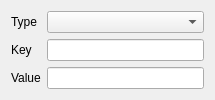
Before: the Qt Designer form apps/opencs/view/filter/filtereditor.ui in zinnschlag/openmw, drawn with Qt 5.
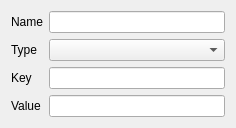
After: the same form once the commit is applied.

Commit message: use model for filter edit

Patch:
```diff
--- a/apps/opencs/view/filter/filtereditor.ui
+++ b/apps/opencs/view/filter/filtereditor.ui
@@ -6,8 +6,8 @@
    <rect>
     <x>0</x>
     <y>0</y>
-    <width>215</width>
-    <height>95</height>
+    <width>236</width>
+    <height>125</height>
    </rect>
   </property>
   <property name="sizePolicy">
@@ -17,35 +17,45 @@
    </sizepolicy>
   </property>
   <layout class="QGridLayout" name="gridLayout">
-   <item row="0" column="1">
+   <item row="1" column="1">
     <widget class="QComboBox" name="typeCombo"/>
    </item>
-   <item row="0" column="0">
+   <item row="1" column="0">
     <widget class="QLabel" name="typeLabel">
      <property name="text">
       <string>Type</string>
      </property>
     </widget>
    </item>
-   <item row="2" column="1">
+   <item row="3" column="1">
     <widget class="QLineEdit" name="valueEdit"/>
    </item>
-   <item row="1" column="0">
+   <item row="2" column="1">
+    <widget class="QLineEdit" name="keyEdit"/>
+   </item>
+   <item row="2" column="0">
     <widget class="QLabel" name="keyLabel">
      <property name="text">
       <string>Key</string>
      </property>
     </widget>
    </item>
-   <item row="2" column="0">
+   <item row="3" column="0">
     <widget class="QLabel" name="valueLabel">
      <property name="text">
       <string>Value</string>
      </property>
     </widget>
    </item>
-   <item row="1" column="1">
-    <widget class="QLineEdit" name="keyEdit"/>
+   <item row="0" column="0">
+    <widget class="QLabel" name="nameLabel">
+     <property name="text">
+      <string>Name</string>
+     </property>
+    </widget>
+   </item>
+   <item row="0" column="1">
+    <widget class="QLineEdit" name="nameEdit"/>
    </item>
   </layout>
  </widget>
```
The commit also changes 11 other files.
